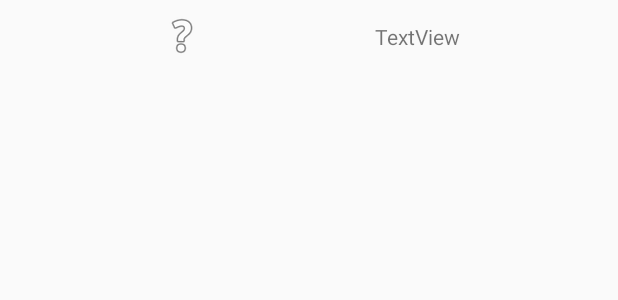
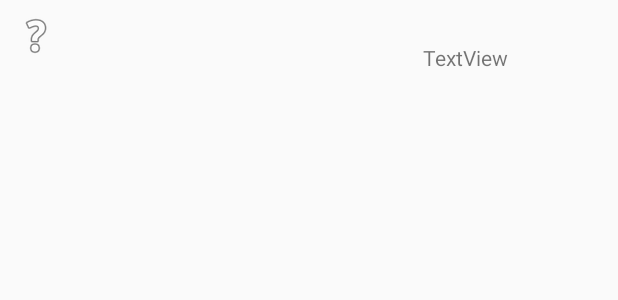
Before and after one commit to fodeguirassy/moviz, an Android app: the layout menu_list_row_item.xml on its own in the app's theme, with its tools: preview values and no code run, on a phone screen of 412 x 824 dp. Shown: the top 300 px of the screen. Run offline under Robolectric (Android 15) with nearby library versions, the phone set to English and light mode, and no system bars.

Commit message:
menu fragment handling removed from AppFragmentNavigator to MainActivity

```diff
--- a/app/build.gradle
+++ b/app/build.gradle
@@ -44,7 +44,7 @@ dependencies {
     implementation 'com.squareup.retrofit2:converter-gson:2.2.0'
     implementation 'com.squareup.okhttp3:logging-interceptor:3.8.1'
 
-    implementation 'com.github.bumptech.glide:glide:4.0.0-RC1'
+    implementation 'com.github.bumptech.glide:glide:3.7.0'
 
     implementation 'com.airbnb.android:epoxy:2.2.0'
 
--- a/app/src/main/java/com/example/guirassy/moviz/Navigator.kt
+++ b/app/src/main/java/com/example/guirassy/moviz/Navigator.kt
@@ -10,5 +10,4 @@ interface Navigator {
     fun displayMovieList(directorName : String)
     fun displayMovieDetailsScreen(movie: Movie)
     fun displayPreviousFragment()
-    fun displayDirectors()
 }
--- a/app/src/main/java/com/example/guirassy/moviz/ui/movieDetails/MovieDetailsScreenFragment.kt
+++ b/app/src/main/java/com/example/guirassy/moviz/ui/movieDetails/MovieDetailsScreenFragment.kt
@@ -33,14 +33,14 @@ class MovieDetailsScreenFragment : MvpFragment<MovieDetailsScreenContract.Presen
         }
     }
 
-    override fun onViewCreated(view: View?, savedInstanceState: Bundle?) {
+    override fun onViewCreated(view: View, savedInstanceState: Bundle?) {
         var actionBar = (activity as AppCompatActivity).supportActionBar
         if(actionBar != null){
             actionBar.setDisplayHomeAsUpEnabled(true)
             actionBar.title = "${movie.show_title}"
         }
 
-        Glide.with(view)
+        Glide.with(view.context)
                 .load(movie.poster)
                 .into(movie_poster)
 
--- a/app/src/main/java/com/example/guirassy/moviz/ui/movieList/MovieListAdapter.kt
+++ b/app/src/main/java/com/example/guirassy/moviz/ui/movieList/MovieListAdapter.kt
@@ -5,7 +5,9 @@ import android.view.LayoutInflater
 import android.view.View
 import android.view.ViewGroup
 import android.widget.BaseAdapter
+import android.widget.ImageView
 import com.bumptech.glide.Glide
+import com.bumptech.glide.RequestManager
 import com.example.guirassy.moviz.R
 import com.example.guirassy.moviz.model.Movie
 import com.example.guirassy.moviz.ui.movieList.MovieListFragment
@@ -24,6 +26,7 @@ class MovieListAdapter(private var context : MovieListFragment, private var movi
         Glide
                 .with(context)
                 .load(movies[p0].poster)
+                .placeholder(R.drawable.app_icon)
                 .into(view.movie_list_img_view)
 
         view.movie_name_TV.text = movies[p0].show_title
--- a/app/src/main/java/com/example/guirassy/moviz/ui/welcomeMenu/WelcomeMenuItem.kt
+++ b/app/src/main/java/com/example/guirassy/moviz/ui/welcomeMenu/WelcomeMenuItem.kt
@@ -20,7 +20,7 @@ class WelcomeMenuItem(private val director: Director, private val fragment: Welc
         val directorNameTv = view.findViewById<TextView>(R.id.list_director_name_tv)
 
         directorNameTv.text = director.name
-        Glide.with(view)
+        Glide.with(view.context)
                 .load(director.pictureResId)
                 .into(imageView)
 
--- a/app/src/main/res/layout/activity_main.xml
+++ b/app/src/main/res/layout/activity_main.xml
@@ -11,8 +11,6 @@
         layout="@layout/app_bar_main"
         android:layout_width="match_parent"
         android:layout_height="match_parent" />
-    <!--app:headerLayout="@layout/nav_header_main"
-       app:menu="@menu/activity_main_drawer" -->
 
     <android.support.design.widget.NavigationView
         android:id="@+id/nav_view"
--- a/app/src/main/res/layout/menu_list_row_item.xml
+++ b/app/src/main/res/layout/menu_list_row_item.xml
@@ -8,38 +8,37 @@
 
     <ImageView
         android:id="@+id/list_director_picture_iv"
-        android:layout_width="wrap_content"
-        android:layout_height="wrap_content"
+        android:layout_width="96dp"
+        android:layout_height="60dp"
         app:srcCompat="@android:drawable/ic_menu_help"
-        app:layout_constraintStart_toStartOf="parent"
-        android:layout_marginStart="8dp"
         app:layout_constraintTop_toTopOf="parent"
         android:layout_marginTop="8dp"
         app:layout_constraintBottom_toBottomOf="parent"
         android:layout_marginBottom="8dp"
-        app:layout_constraintEnd_toStartOf="@+id/list_director_name_tv"
-        android:layout_marginEnd="8dp"
-        app:layout_constraintVertical_bias="0.498"/>
+        app:layout_constraintVertical_bias="0.0"
+        android:foregroundGravity="center"
+        app:layout_constraintStart_toStartOf="parent"
+        android:layout_marginStart="8dp"
+        android:textAlignment="center"
+        android:scaleType="matrix"
+        />
 
     <TextView
         android:id="@+id/list_director_name_tv"
-        android:layout_width="wrap_content"
-        android:layout_height="wrap_content"
+        android:layout_width="188dp"
+        android:layout_height="41dp"
+        android:layout_marginBottom="8dp"
+        android:layout_marginEnd="8dp"
+        android:layout_marginStart="8dp"
+        android:layout_marginTop="8dp"
+        android:gravity="center_vertical|center_horizontal"
         android:text="TextView"
+        app:layout_constraintBottom_toBottomOf="parent"
+        app:layout_constraintEnd_toEndOf="parent"
+        app:layout_constraintHorizontal_bias="1.0"
         app:layout_constraintStart_toEndOf="@+id/list_director_picture_iv"
-        android:layout_marginStart="8dp"
         app:layout_constraintTop_toTopOf="parent"
-        android:layout_marginTop="8dp"
-        app:layout_constraintBottom_toBottomOf="parent"
-        android:layout_marginBottom="8dp"
-        app:layout_constraintEnd_toEndOf="parent"
-        android:layout_marginEnd="8dp" />
+        app:layout_constraintVertical_bias="0.526" />
 
 
 </android.support.constraint.ConstraintLayout>
-
-<!--
-    @+id/list_director_picture_iv
-    list_director_name_tv
-
--->
```
Also changed, not shown: app/src/main/java/com/example/guirassy/moviz/AppFragmentNavigator.kt (+2 -24 lines), app/src/main/java/com/example/guirassy/moviz/MainActivity.kt (+11 -4 lines), app/src/main/java/com/example/guirassy/moviz/platform/NetflixRService.kt (+4 -10 lines), app/src/main/java/com/example/guirassy/moviz/platform/netFlixRHeaderInterceptor.kt (deleted, +0 -20 lines), app/src/main/java/com/example/guirassy/moviz/ui/welcomeMenu/WelcomeMenuPresenter.kt (+19 -9 lines), app/src/main/res/drawable/app_icon.jpg (added).
